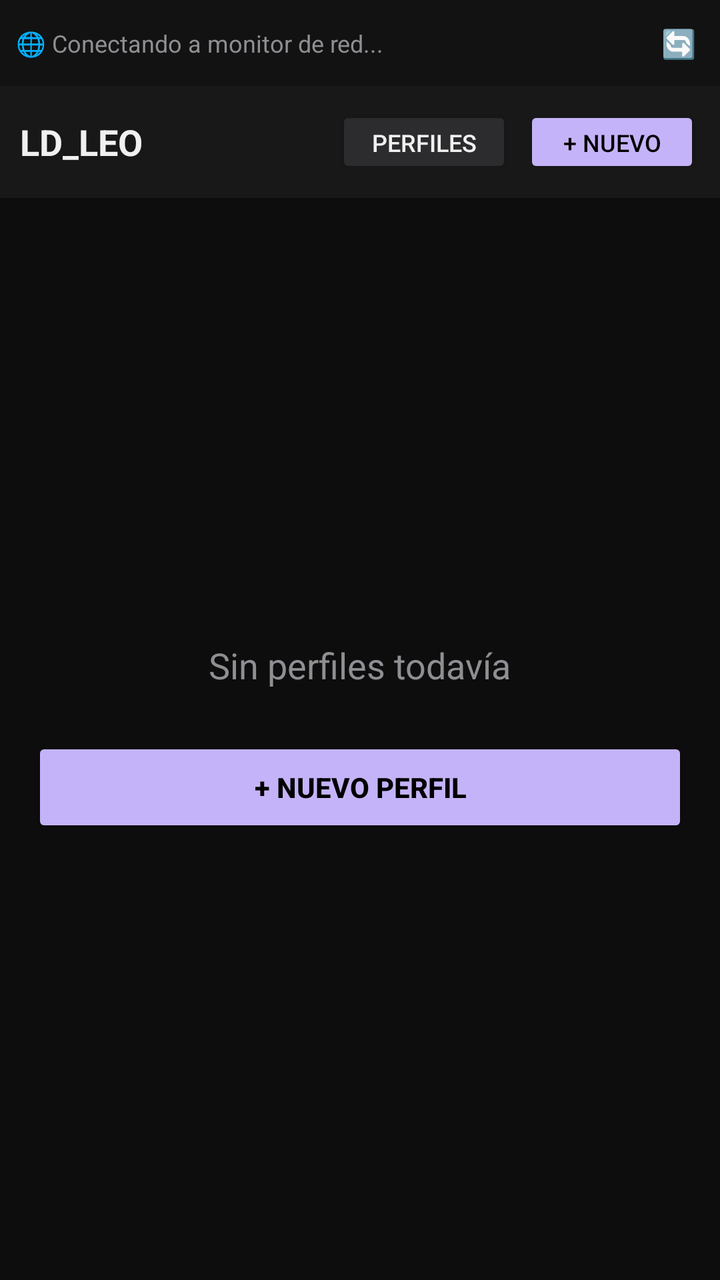
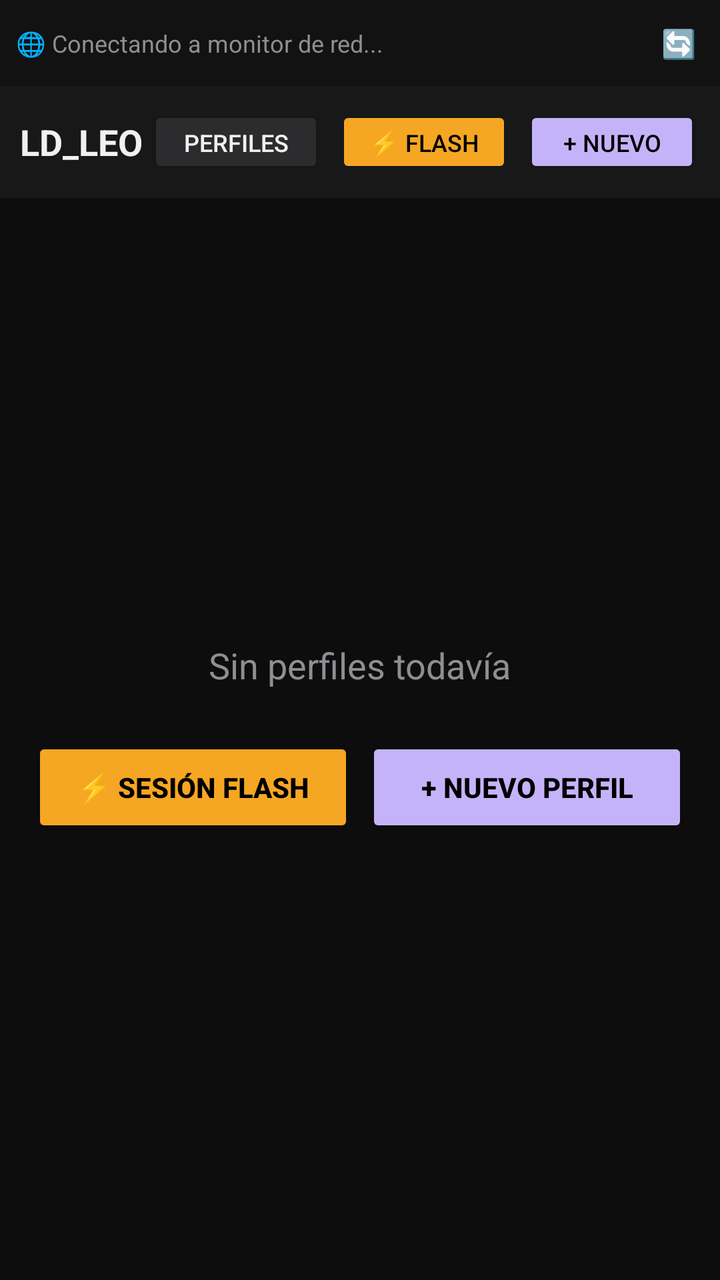

The first picture is an Android layout as it rendered before a commit; the second is the same layout after the commit. The layout source and the unified diff follow.
<!-- AndroidManifest.xml: application theme Theme.IsolatedBrowser -->
<!-- res/layout/activity_main.xml -->
<?xml version="1.0" encoding="utf-8"?>
<LinearLayout xmlns:android="http://schemas.android.com/apk/res/android"
    android:layout_width="match_parent"
    android:layout_height="match_parent"
    android:orientation="vertical"
    android:background="@color/bg_black">

    <LinearLayout
        android:id="@+id/ipBanner"
        android:layout_width="match_parent"
        android:layout_height="wrap_content"
        android:orientation="horizontal"
        android:background="#121212"
        android:padding="8dp"
        android:gravity="center_vertical">

        <TextView
            android:id="@+id/tvVpnStatus"
            android:layout_width="0dp"
            android:layout_height="wrap_content"
            android:layout_weight="1"
            android:text="🌐 Conectando a monitor de red..."
            android:textColor="@color/text_secondary"
            android:textSize="12sp" />

        <TextView
            android:id="@+id/btnRefreshIp"
            android:layout_width="wrap_content"
            android:layout_height="wrap_content"
            android:text="🔄"
            android:padding="4dp"
            android:textSize="14sp" />
    </LinearLayout>

    <LinearLayout
        android:id="@+id/topBar"
        android:layout_width="match_parent"
        android:layout_height="wrap_content"
        android:orientation="horizontal"
        android:padding="10dp"
        android:background="@color/card_dark"
        android:gravity="center_vertical">

        <TextView
            android:layout_width="wrap_content"
            android:layout_height="wrap_content"
            android:text="LD_LEO"
            android:textColor="@color/text_primary"
            android:textSize="18sp"
            android:textStyle="bold" />

        <View
            android:layout_width="0dp"
            android:layout_height="1dp"
            android:layout_weight="1" />

        <Button
            android:id="@+id/btnProfilesSheet"
            android:layout_width="wrap_content"
            android:layout_height="36dp"
            android:text="Perfiles"
            android:textSize="12sp"
            android:backgroundTint="#2C2C2E"
            android:textColor="@color/text_primary" />

        <Button
            android:id="@+id/btnCreateProfileTop"
            android:layout_width="wrap_content"
            android:layout_height="36dp"
            android:text="+ Nuevo"
            android:textSize="12sp"
            android:layout_marginStart="6dp"
            android:backgroundTint="@color/accent_purple"
            android:textColor="#000000" />
    </LinearLayout>

    <FrameLayout
        android:layout_width="match_parent"
        android:layout_height="0dp"
        android:layout_weight="1">

        <LinearLayout
            android:id="@+id/profilesScreen"
            android:layout_width="match_parent"
            android:layout_height="match_parent"
            android:orientation="vertical"
            android:gravity="center"
            android:padding="16dp">

            <TextView
                android:id="@+id/tvEmptyMessage"
                android:layout_width="wrap_content"
                android:layout_height="wrap_content"
                android:text="Sin perfiles todavía"
                android:textColor="@color/text_secondary"
                android:textSize="18sp"
                android:layout_marginBottom="24dp" />

            <ScrollView
                android:id="@+id/scrollProfiles"
                android:layout_width="match_parent"
                android:layout_height="0dp"
                android:layout_weight="1"
                android:visibility="gone">
                <LinearLayout
                    android:id="@+id/llProfilesContainer"
                    android:layout_width="match_parent"
                    android:layout_height="wrap_content"
                    android:orientation="vertical" />
            </ScrollView>

            <Button
                android:id="@+id/btnNewProfileBig"
                android:layout_width="match_parent"
                android:layout_height="50dp"
                android:text="+ Nuevo perfil"
                android:textColor="#000000"
                android:textStyle="bold"
                android:backgroundTint="@color/accent_purple" />
        </LinearLayout>

        <LinearLayout
            android:id="@+id/browserScreen"
            android:layout_width="match_parent"
            android:layout_height="match_parent"
            android:orientation="vertical"
            android:visibility="gone">

            <LinearLayout
                android:layout_width="match_parent"
                android:layout_height="wrap_content"
                android:orientation="horizontal"
                android:padding="8dp"
                android:background="#151515"
                android:gravity="center_vertical">

                <TextView
                    android:id="@+id/tvActiveBadge"
                    android:layout_width="0dp"
                    android:layout_height="wrap_content"
                    android:layout_weight="1"
                    android:text="Perfil Activo"
                    android:textColor="@color/accent_green"
                    android:textSize="12sp" />

                <Button
                    android:id="@+id/btnMinimize"
                    android:layout_width="wrap_content"
                    android:layout_height="32dp"
                    android:text="Minimizar"
                    android:textSize="11sp"
                    android:backgroundTint="#2C2C2E"
                    android:textColor="@color/text_primary"
                    android:layout_marginEnd="6dp" />

                <Button
                    android:id="@+id/btnClean"
                    android:layout_width="wrap_content"
                    android:layout_height="32dp"
                    android:text="Clean"
                    android:textSize="11sp"
                    android:backgroundTint="@color/accent_red"
                    android:textColor="@color/text_primary" />
            </LinearLayout>

            <FrameLayout
                android:id="@+id/webViewContainer"
                android:layout_width="match_parent"
                android:layout_height="match_parent" />
        </LinearLayout>
    </FrameLayout>
</LinearLayout>
<!-- resources referenced by this layout -->
<resources>
  <color name="accent_green">#34C759</color>
  <color name="accent_purple">#C5B3F9</color>
  <color name="accent_red">#FF453A</color>
  <color name="bg_black">#0D0D0D</color>
  <color name="card_dark">#181818</color>
  <color name="text_primary">#F0F0F0</color>
  <color name="text_secondary">#8E8E93</color>
  <style name="Theme.IsolatedBrowser" parent="Theme.Material3.Dark.NoActionBar">
          <item name="android:statusBarColor">@color/bg_black</item>
          <item name="android:navigationBarColor">@color/bg_black</item>
      </style>
</resources>

<!-- the commit's change to res/layout/activity_main.xml (unified diff, before → after) -->
@@ -62,6 +62,16 @@
             android:textSize="12sp"
             android:backgroundTint="#2C2C2E"
             android:textColor="@color/text_primary" />
+
+        <Button
+            android:id="@+id/btnFlashTop"
+            android:layout_width="wrap_content"
+            android:layout_height="36dp"
+            android:text="⚡ Flash"
+            android:textSize="12sp"
+            android:layout_marginStart="6dp"
+            android:backgroundTint="#F5A623"
+            android:textColor="#000000" />
 
         <Button
             android:id="@+id/btnCreateProfileTop"
@@ -109,14 +119,32 @@
                     android:orientation="vertical" />
             </ScrollView>
 
-            <Button
-                android:id="@+id/btnNewProfileBig"
-                android:layout_width="match_parent"
-                android:layout_height="50dp"
-                android:text="+ Nuevo perfil"
-                android:textColor="#000000"
-                android:textStyle="bold"
-                android:backgroundTint="@color/accent_purple" />
+            <LinearLayout
+                android:layout_width="match_parent"
+                android:layout_height="wrap_content"
+                android:orientation="horizontal">
+
+                <Button
+                    android:id="@+id/btnFlashSessionBig"
+                    android:layout_width="0dp"
+                    android:layout_height="50dp"
+                    android:layout_weight="1"
+                    android:text="⚡ Sesión Flash"
+                    android:textColor="#000000"
+                    android:textStyle="bold"
+                    android:backgroundTint="#F5A623"
+                    android:layout_marginEnd="6dp" />
+
+                <Button
+                    android:id="@+id/btnNewProfileBig"
+                    android:layout_width="0dp"
+                    android:layout_height="50dp"
+                    android:layout_weight="1"
+                    android:text="+ Nuevo perfil"
+                    android:textColor="#000000"
+                    android:textStyle="bold"
+                    android:backgroundTint="@color/accent_purple" />
+            </LinearLayout>
         </LinearLayout>
 
         <LinearLayout
